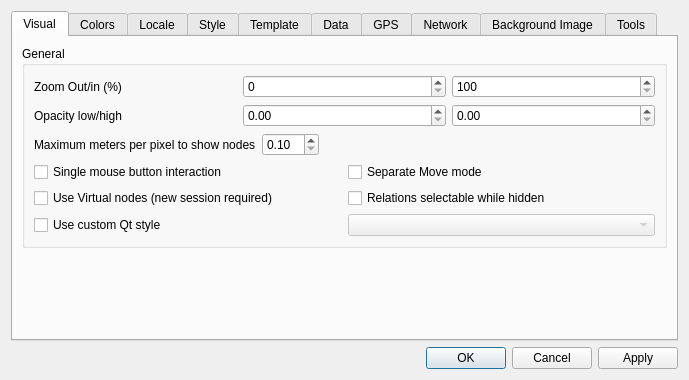
First picture: the form in src/Preferences/PreferencesDialog.ui, repository openstreetmap/merkaartor, before the edit.
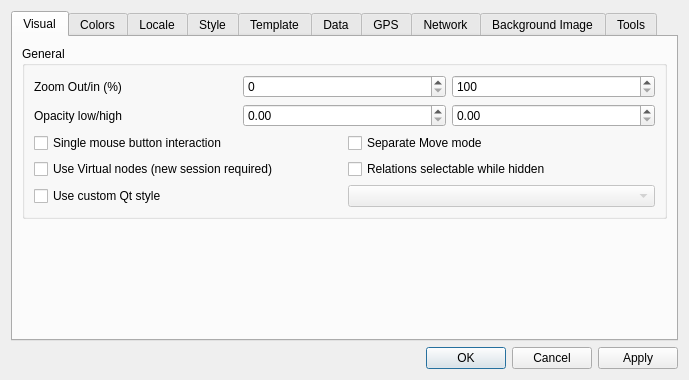
Second picture: the form after the edit. The open tabs and pages were chosen to show the change.

Commit message: CHG : adjust node size depending on zoom level

Diff of the .ui file:
```diff
--- a/src/Preferences/PreferencesDialog.ui
+++ b/src/Preferences/PreferencesDialog.ui
@@ -89,43 +89,6 @@
             </item>
            </layout>
           </item>
-          <item>
-           <layout class="QHBoxLayout" name="horizontalLayout">
-            <item>
-             <widget class="QLabel" name="label_11">
-              <property name="text">
-               <string>Maximum meters per pixel to show nodes</string>
-              </property>
-             </widget>
-            </item>
-            <item>
-             <widget class="QDoubleSpinBox" name="sbLocalZoom">
-              <property name="minimum">
-               <double>0.100000000000000</double>
-              </property>
-              <property name="maximum">
-               <double>10.000000000000000</double>
-              </property>
-              <property name="singleStep">
-               <double>0.500000000000000</double>
-              </property>
-             </widget>
-            </item>
-            <item>
-             <spacer name="horizontalSpacer_7">
-              <property name="orientation">
-               <enum>Qt::Horizontal</enum>
-              </property>
-              <property name="sizeHint" stdset="0">
-               <size>
-                <width>40</width>
-                <height>20</height>
-               </size>
-              </property>
-             </spacer>
-            </item>
-           </layout>
-          </item>
           <item>
            <layout class="QGridLayout" name="gridLayout">
             <item row="0" column="1">
```
Left out of the diff: 2 changed lines with no effect on the pictures. The commit also changes 11 other files.
